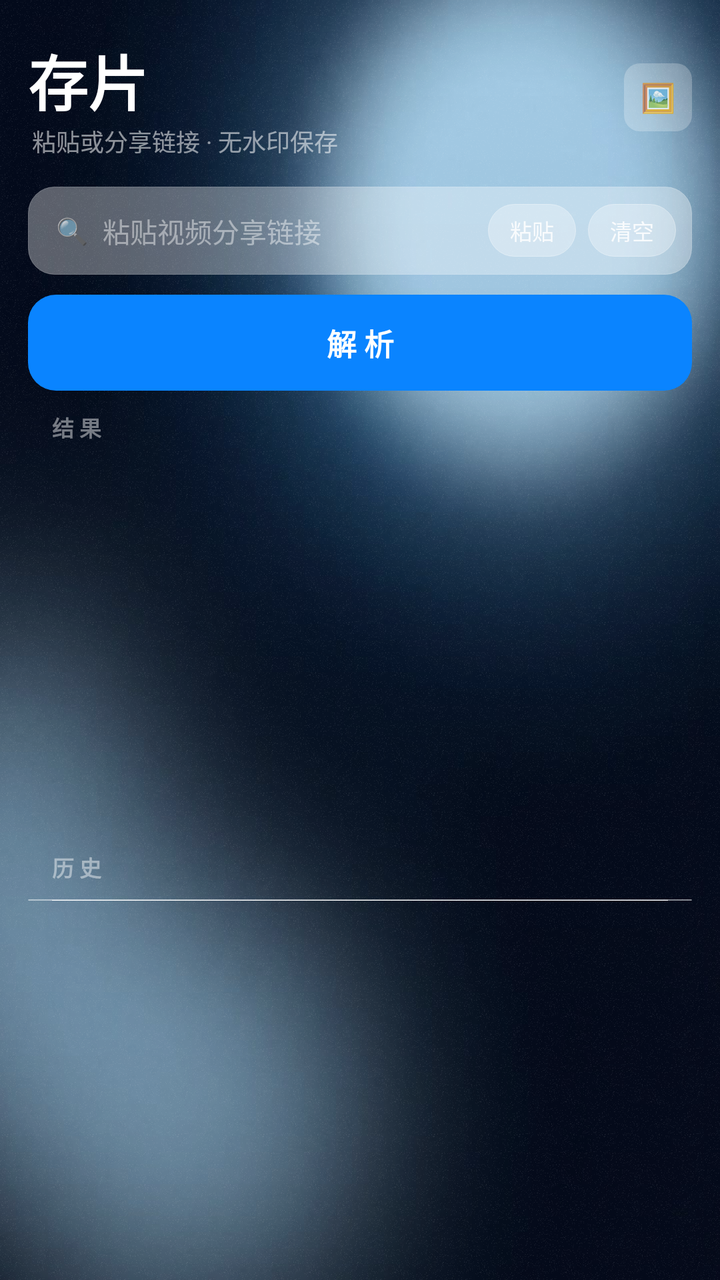
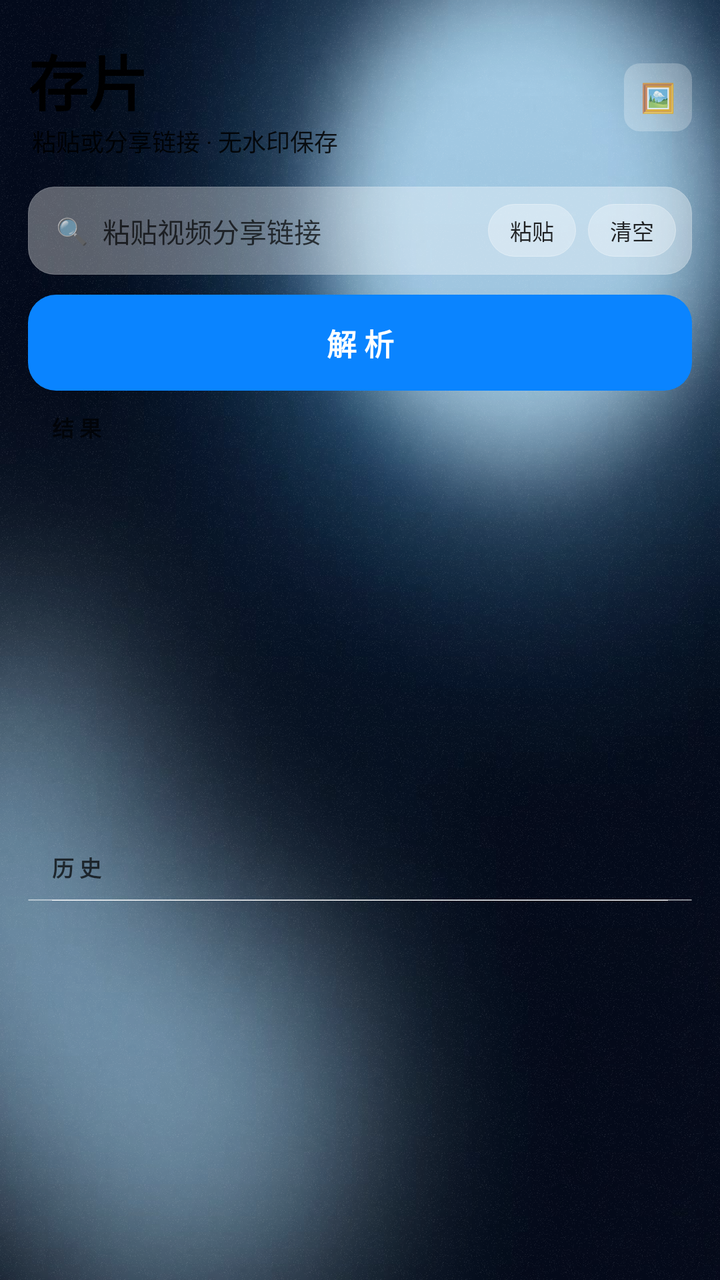

Compare the two renders of this Android layout. The source of the first and the diff that turns it into the second are given below.
<!-- AndroidManifest.xml: application theme AppTheme -->
<!-- res/layout/activity_main.xml -->
<?xml version="1.0" encoding="utf-8"?>
<FrameLayout xmlns:android="http://schemas.android.com/apk/res/android"
    android:layout_width="match_parent"
    android:layout_height="match_parent">

    <ImageView
        android:id="@+id/wall"
        android:layout_width="match_parent"
        android:layout_height="match_parent"
        android:scaleType="centerCrop"
        android:src="@drawable/wall_default"/>

    
    <View
        android:layout_width="match_parent"
        android:layout_height="match_parent"
        android:background="@drawable/scrim_v"/>

    <ImageView
        android:layout_width="match_parent"
        android:layout_height="match_parent"
        android:alpha="0.4"
        android:background="@drawable/noise_tile"/>

    <LinearLayout
        android:layout_width="match_parent"
        android:layout_height="match_parent"
        android:orientation="vertical"
        android:paddingLeft="14dp"
        android:paddingRight="14dp"
        android:paddingTop="18dp"
        android:paddingBottom="14dp">

        
        <LinearLayout
            android:layout_width="match_parent"
            android:layout_height="wrap_content"
            android:orientation="horizontal"
            android:gravity="center_vertical">

            <LinearLayout
                android:layout_width="0dp"
                android:layout_height="wrap_content"
                android:layout_weight="1"
                android:orientation="vertical">
                <TextView
                    android:layout_width="wrap_content"
                    android:layout_height="wrap_content"
                    android:text="存片"
                    android:textSize="30sp"
                    android:textStyle="bold"
                    android:textColor="#FFFFFF"/>
                <TextView
                    android:layout_width="wrap_content"
                    android:layout_height="wrap_content"
                    android:paddingLeft="2dp"
                    android:text="粘贴或分享链接 · 无水印保存"
                    android:textSize="12sp"
                    android:textColor="#8CFFFFFF"/>
            </LinearLayout>

            <TextView
                android:id="@+id/btn_settings"
                android:layout_width="34dp"
                android:layout_height="34dp"
                android:gravity="center"
                android:text="🖼"
                android:textSize="14sp"
                android:background="@drawable/ic_tile"/>
        </LinearLayout>

        
        <LinearLayout
            android:layout_width="match_parent"
            android:layout_height="wrap_content"
            android:orientation="horizontal"
            android:gravity="center_vertical"
            android:background="@drawable/mat_search"
            android:paddingLeft="14dp"
            android:paddingRight="8dp"
            android:paddingTop="5dp"
            android:paddingBottom="5dp"
            android:layout_marginTop="14dp">

            <TextView
                android:layout_width="wrap_content"
                android:layout_height="wrap_content"
                android:text="🔍"
                android:textSize="13sp"/>

            <EditText
                android:id="@+id/input"
                android:layout_width="0dp"
                android:layout_height="wrap_content"
                android:layout_weight="1"
                android:background="@null"
                android:hint="粘贴视频分享链接"
                android:textColorHint="#73FFFFFF"
                android:textColor="#FFFFFF"
                android:textSize="13.5sp"
                android:maxLines="3"
                android:padding="7dp"/>

            <TextView
                android:id="@+id/btn_paste"
                android:layout_width="wrap_content"
                android:layout_height="wrap_content"
                android:text="粘贴"
                android:textSize="11sp"
                android:textColor="#D9FFFFFF"
                android:background="@drawable/btn_ghost"
                android:paddingLeft="11dp"
                android:paddingRight="11dp"
                android:paddingTop="5dp"
                android:paddingBottom="5dp"/>

            <TextView
                android:id="@+id/btn_clear"
                android:layout_width="wrap_content"
                android:layout_height="wrap_content"
                android:layout_marginLeft="6dp"
                android:text="清空"
                android:textSize="11sp"
                android:textColor="#D9FFFFFF"
                android:background="@drawable/btn_ghost"
                android:paddingLeft="11dp"
                android:paddingRight="11dp"
                android:paddingTop="5dp"
                android:paddingBottom="5dp"/>
        </LinearLayout>

        
        <TextView
            android:id="@+id/cta"
            android:layout_width="match_parent"
            android:layout_height="wrap_content"
            android:layout_marginTop="10dp"
            android:gravity="center"
            android:paddingTop="13dp"
            android:paddingBottom="13dp"
            android:text="解 析"
            android:textSize="15sp"
            android:textStyle="bold"
            android:textColor="#FFFFFF"
            android:background="@drawable/btn_cta"/>

        
        <TextView
            android:id="@+id/dl_summary"
            android:layout_width="match_parent"
            android:layout_height="wrap_content"
            android:layout_marginTop="7dp"
            android:background="@drawable/mat_group"
            android:paddingLeft="12dp"
            android:paddingRight="12dp"
            android:paddingTop="6dp"
            android:paddingBottom="6dp"
            android:textColor="#D9FFFFFF"
            android:textSize="10.5sp"
            android:visibility="gone"/>

        
        <ScrollView
            android:layout_width="match_parent"
            android:layout_height="0dp"
            android:layout_weight="1"
            android:layout_marginTop="10dp"
            android:scrollbars="none"
            android:fillViewport="true">

            <LinearLayout
                android:layout_width="match_parent"
                android:layout_height="wrap_content"
                android:orientation="vertical">

                <TextView
                    android:layout_width="wrap_content"
                    android:layout_height="wrap_content"
                    android:layout_marginLeft="12dp"
                    android:layout_marginBottom="6dp"
                    android:text="结 果"
                    android:textSize="11sp"
                    android:textStyle="bold"
                    android:textColor="#73FFFFFF"/>

                <LinearLayout
                    android:id="@+id/results"
                    android:layout_width="match_parent"
                    android:layout_height="wrap_content"
                    android:orientation="vertical"/>
            </LinearLayout>
        </ScrollView>

        
        <TextView
            android:layout_width="wrap_content"
            android:layout_height="wrap_content"
            android:layout_marginLeft="12dp"
            android:layout_marginBottom="6dp"
            android:text="历 史"
            android:textSize="11sp"
            android:textStyle="bold"
            android:textColor="#73FFFFFF"/>

        
        <ScrollView
            android:layout_width="match_parent"
            android:layout_height="0dp"
            android:layout_weight="0.8"
            android:layout_marginTop="2dp"
            android:scrollbars="none"
            android:fillViewport="false">

            <LinearLayout
                android:id="@+id/history"
                android:layout_width="match_parent"
                android:layout_height="wrap_content"
                android:orientation="vertical"
                android:background="@drawable/mat_group"/>
        </ScrollView>
    </LinearLayout>
</FrameLayout>
<!-- resources referenced by this layout -->
<resources>
  <!-- drawable btn_cta (drawable) -->
  <?xml version="1.0" encoding="utf-8"?>
  <ripple xmlns:android="http://schemas.android.com/apk/res/android" android:color="@color/ripple_tint">
      <item>
          <shape android:shape="rectangle">
              <solid android:color="#0A84FF"/>
              <corners android:radius="14dp"/>
          </shape>
      </item>
  </ripple>
  <!-- drawable btn_ghost (drawable) -->
  <?xml version="1.0" encoding="utf-8"?>
  <ripple xmlns:android="http://schemas.android.com/apk/res/android" android:color="@color/ripple_tint">
      <item>
          <shape android:shape="rectangle">
              <solid android:color="@color/glass_ghost_fill"/>
              <stroke android:width="1px" android:color="@color/glass_stroke"/>
              <corners android:radius="13dp"/>
          </shape>
      </item>
  </ripple>
  <!-- drawable ic_tile (drawable) -->
  <?xml version="1.0" encoding="utf-8"?>
  <shape xmlns:android="http://schemas.android.com/apk/res/android" android:shape="rectangle">
      <solid android:color="@color/glass_tile_fill"/>
      <corners android:radius="8dp"/>
  </shape>
  <!-- drawable mat_group (drawable) -->
  <?xml version="1.0" encoding="utf-8"?>
  <layer-list xmlns:android="http://schemas.android.com/apk/res/android">
      <item>
          <shape android:shape="rectangle">
              <solid android:color="@color/glass_group_fill"/>
              <stroke android:width="1px" android:color="@color/glass_stroke"/>
              <corners android:radius="16dp"/>
          </shape>
      </item>
      <item android:gravity="top" android:height="1px" android:top="1px" android:left="12dp" android:right="12dp">
          <shape android:shape="rectangle"><solid android:color="@color/glass_highlight"/></shape>
      </item>
  </layer-list>
  <!-- drawable mat_search (drawable) -->
  <?xml version="1.0" encoding="utf-8"?>
  <ripple xmlns:android="http://schemas.android.com/apk/res/android" android:color="@color/ripple_tint">
      <item>
          <shape android:shape="rectangle">
              <solid android:color="@color/glass_input_fill"/>
              <stroke android:width="1px" android:color="@color/glass_input_stroke"/>
              <corners android:radius="13dp"/>
          </shape>
      </item>
  </ripple>
  <!-- drawable noise_tile (drawable) -->
  <?xml version="1.0" encoding="utf-8"?>
  <bitmap xmlns:android="http://schemas.android.com/apk/res/android"
      android:src="@drawable/noise"
      android:tileModeX="repeat"
      android:tileModeY="repeat"/>
  <!-- drawable scrim_v (drawable) -->
  <?xml version="1.0" encoding="utf-8"?>
  <shape xmlns:android="http://schemas.android.com/apk/res/android" android:shape="rectangle">
      <gradient
          android:angle="270"
          android:startColor="@color/scrim_top"
          android:endColor="@color/scrim_bottom"/>
  </shape>
  <style name="AppTheme" parent="@android:style/Theme.Material.NoActionBar">
          <item name="android:windowBackground">@color/bg</item>
          <item name="android:statusBarColor">#00000000</item>
          <item name="android:navigationBarColor">#00000000</item>
          <item name="android:windowDrawsSystemBarBackgrounds">true</item>
          <item name="android:colorAccent">@color/blue</item>
      </style>
  <color name="ripple_tint">#330A84FF</color>
  <color name="glass_ghost_fill">#4DFFFFFF</color>
  <color name="glass_stroke">#66FFFFFF</color>
  <color name="glass_tile_fill">#3DFFFFFF</color>
  <color name="glass_group_fill">#59FFFFFF</color>
  <color name="glass_highlight">#FFFFFFFF</color>
  <color name="glass_input_fill">#59FFFFFF</color>
  <color name="glass_input_stroke">#4DFFFFFF</color>
  <color name="scrim_top">#1A000000</color>
  <color name="scrim_bottom">#2E000000</color>
  <color name="bg">#0A101E</color>
  <color name="blue">#0A84FF</color>
  <!-- unchanged entries left out for length: 2 -->
</resources>

<!-- the commit's change to res/layout/activity_main.xml (unified diff, before → after) -->
@@ -49,14 +49,16 @@
                     android:text="存片"
                     android:textSize="30sp"
                     android:textStyle="bold"
-                    android:textColor="#FFFFFF"/>
+                    android:textColor="@color/text_primary"
+/>
                 <TextView
                     android:layout_width="wrap_content"
                     android:layout_height="wrap_content"
                     android:paddingLeft="2dp"
                     android:text="粘贴或分享链接 · 无水印保存"
                     android:textSize="12sp"
-                    android:textColor="#8CFFFFFF"/>
+                    android:textColor="@color/text_secondary"
+/>
             </LinearLayout>
 
             <TextView
@@ -95,8 +97,8 @@
                 android:layout_weight="1"
                 android:background="@null"
                 android:hint="粘贴视频分享链接"
-                android:textColorHint="#73FFFFFF"
-                android:textColor="#FFFFFF"
+                android:textColorHint="@color/text_tertiary"
+                android:textColor="@color/text_primary"
                 android:textSize="13.5sp"
                 android:maxLines="3"
                 android:padding="7dp"/>
@@ -107,7 +109,7 @@
                 android:layout_height="wrap_content"
                 android:text="粘贴"
                 android:textSize="11sp"
-                android:textColor="#D9FFFFFF"
+                android:textColor="@color/text_secondary"
                 android:background="@drawable/btn_ghost"
                 android:paddingLeft="11dp"
                 android:paddingRight="11dp"
@@ -121,7 +123,7 @@
                 android:layout_marginLeft="6dp"
                 android:text="清空"
                 android:textSize="11sp"
-                android:textColor="#D9FFFFFF"
+                android:textColor="@color/text_secondary"
                 android:background="@drawable/btn_ghost"
                 android:paddingLeft="11dp"
                 android:paddingRight="11dp"
@@ -141,7 +143,7 @@
             android:text="解 析"
             android:textSize="15sp"
             android:textStyle="bold"
-            android:textColor="#FFFFFF"
+            android:textColor="@color/text_on_blue"
             android:background="@drawable/btn_cta"/>
 
         
@@ -155,7 +157,7 @@
             android:paddingRight="12dp"
             android:paddingTop="6dp"
             android:paddingBottom="6dp"
-            android:textColor="#D9FFFFFF"
+            android:textColor="@color/text_secondary"
             android:textSize="10.5sp"
             android:visibility="gone"/>
 
@@ -181,7 +183,7 @@
                     android:text="结 果"
                     android:textSize="11sp"
                     android:textStyle="bold"
-                    android:textColor="#73FFFFFF"/>
+                    android:textColor="@color/text_tertiary"/>
 
                 <LinearLayout
                     android:id="@+id/results"
@@ -200,7 +202,7 @@
             android:text="历 史"
             android:textSize="11sp"
             android:textStyle="bold"
-            android:textColor="#73FFFFFF"/>
+            android:textColor="@color/text_tertiary"/>
 
         
         <ScrollView
<!-- resource entries referenced after the edit -->
@@ -1,5 +1,9 @@
 <!-- resources referenced by this layout -->
 <resources>
+  <color name="text_on_blue">#FFFFFFFF</color>
+  <color name="text_primary">#F2000000</color>
+  <color name="text_secondary">#D9000000</color>
+  <color name="text_tertiary">#B3000000</color>
   <!-- drawable btn_cta (drawable) -->
   <?xml version="1.0" encoding="utf-8"?>
   <ripple xmlns:android="http://schemas.android.com/apk/res/android" android:color="@color/ripple_tint">
